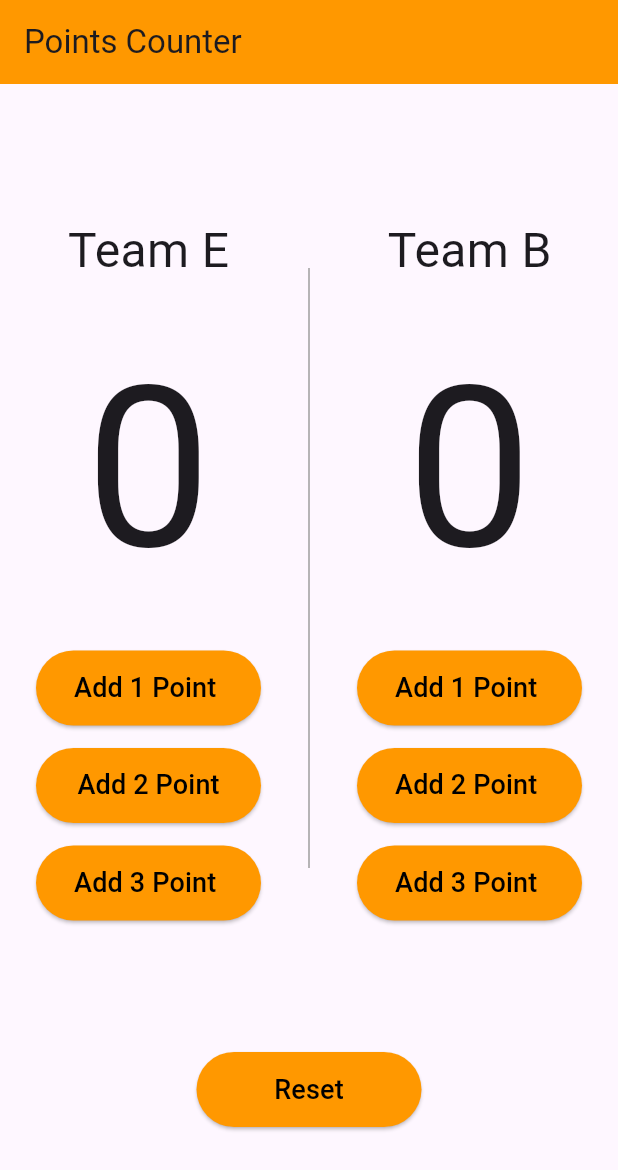
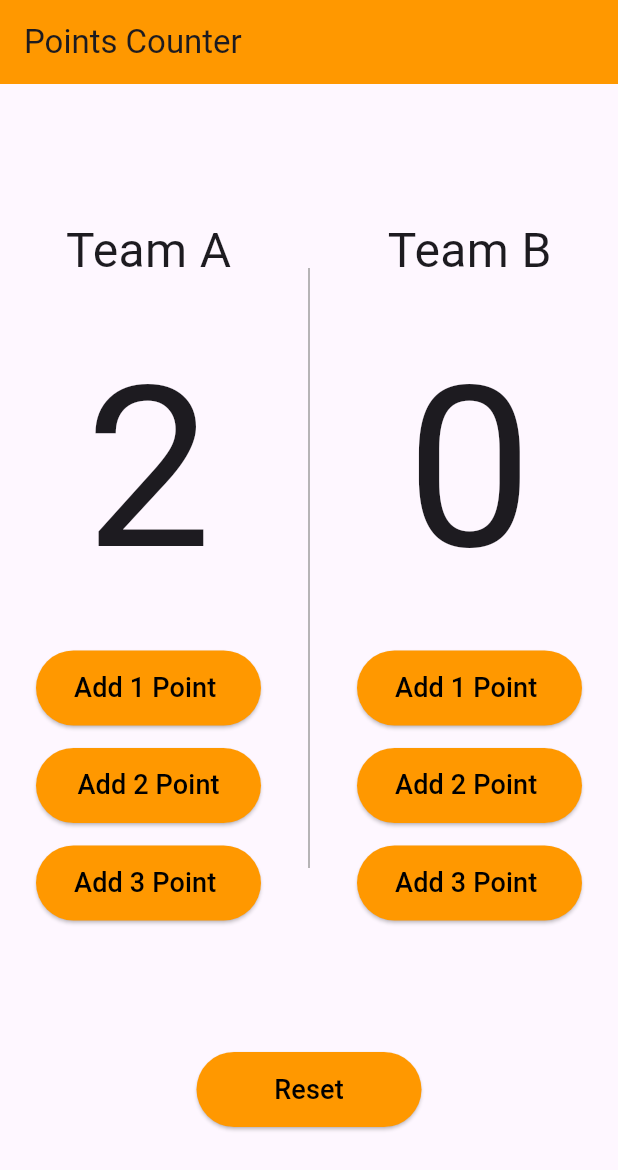
Before and after one commit to aya-hamoudeh1/basketball_counter_app, a Flutter app: the screen it shows after launch, after a tap on "Add 2 Point", on a phone screen of 412 x 824 dp. Shown: the top 1170 px of the screen. Run offline on Flutter 3.47's test engine with Material 3 defaults, Android fonts, the phone set to English and light mode, and no system bars; our stand-ins replace flutter_bloc.

Commit message:
initial commit

```diff
--- a/lib/main.dart
+++ b/lib/main.dart
@@ -1,4 +1,5 @@
 import 'package:basketball_counter_app/cubit/counter_cubit.dart';
+import 'package:basketball_counter_app/cubit/counter_state.dart';
 import 'package:flutter/material.dart';
 import 'package:flutter_bloc/flutter_bloc.dart';
 
@@ -6,9 +7,8 @@ void main() {
   runApp(const PointsCounter());
 }
 
-class PointsCounter extends StatelessWidget{
+class PointsCounter extends StatelessWidget {
   const PointsCounter({super.key});
-
 
   @override
   Widget build(BuildContext context) {
@@ -16,7 +16,7 @@ class PointsCounter extends StatelessWidget{
       create: (context) => CounterCubit(),
       child: const MaterialApp(
         debugShowCheckedModeBanner: false,
-        home:HomePage(),
+        home: HomePage(),
       ),
     );
   }
@@ -27,7 +27,9 @@ class HomePage extends StatelessWidget {
 
   @override
   Widget build(BuildContext context) {
-    return  Scaffold(
+    return BlocConsumer<CounterCubit, CounterState>(
+      builder: (context, state) {
+        return Scaffold(
           appBar: AppBar(
             backgroundColor: Colors.orange,
             title: const Text('Points Counter'),
@@ -38,19 +40,19 @@ class HomePage extends StatelessWidget {
               Row(
                 mainAxisAlignment: MainAxisAlignment.spaceEvenly,
                 children: [
-              Container(
+                  SizedBox(
                     height: 500,
                     child: Column(
                       mainAxisAlignment: MainAxisAlignment.spaceEvenly,
                       children: [
                         const Text(
-                      'Team E',
+                          'Team A',
                           style: TextStyle(
                             fontSize: 32,
                           ),
                         ),
                         Text(
-                      '0',
+                          "${BlocProvider.of<CounterCubit>(context).teamAPoint}",
                           style: const TextStyle(
                             fontSize: 150,
                           ),
@@ -58,10 +60,12 @@ class HomePage extends StatelessWidget {
                         ElevatedButton(
                           style: ElevatedButton.styleFrom(
                             padding: const EdgeInsets.all(8),
-                        primary: Colors.orange,
+                            backgroundColor: Colors.orange,
                             minimumSize: const Size(150, 50),
                           ),
                           onPressed: () {
+                            BlocProvider.of<CounterCubit>(context)
+                                .teamIncrement(team: "A", buttonNumber: 1);
                           },
                           child: const Text(
                             'Add 1 Point ',
@@ -73,11 +77,12 @@ class HomePage extends StatelessWidget {
                         ),
                         ElevatedButton(
                           style: ElevatedButton.styleFrom(
-                        primary: Colors.orange,
+                            backgroundColor: Colors.orange,
                             minimumSize: const Size(150, 50),
                           ),
                           onPressed: () {
-
+                            BlocProvider.of<CounterCubit>(context)
+                                .teamIncrement(team: "A", buttonNumber: 2);
                           },
                           child: const Text(
                             'Add 2 Point',
@@ -89,11 +94,12 @@ class HomePage extends StatelessWidget {
                         ),
                         ElevatedButton(
                           style: ElevatedButton.styleFrom(
-                        primary: Colors.orange,
+                            backgroundColor: Colors.orange,
                             minimumSize: const Size(150, 50),
                           ),
                           onPressed: () {
-
+                            BlocProvider.of<CounterCubit>(context)
+                                .teamIncrement(team: "A", buttonNumber: 3);
                           },
                           child: const Text(
                             'Add 3 Point ',
@@ -106,16 +112,16 @@ class HomePage extends StatelessWidget {
                       ],
                     ),
                   ),
-              Container(
+                  const SizedBox(
                     height: 500,
-                child: const VerticalDivider(
+                    child: VerticalDivider(
                       indent: 50,
                       endIndent: 50,
                       color: Colors.grey,
                       thickness: 1,
                     ),
                   ),
-              Container(
+                  SizedBox(
                     height: 500,
                     child: Column(
                       mainAxisAlignment: MainAxisAlignment.spaceEvenly,
@@ -127,7 +133,7 @@ class HomePage extends StatelessWidget {
                           ),
                         ),
                         Text(
-                      '0',
+                          '${BlocProvider.of<CounterCubit>(context).teamBPoint}',
                           style: const TextStyle(
                             fontSize: 150,
                           ),
@@ -135,11 +141,12 @@ class HomePage extends StatelessWidget {
                         ElevatedButton(
                           style: ElevatedButton.styleFrom(
                             padding: const EdgeInsets.all(8),
-                        primary: Colors.orange,
+                            backgroundColor: Colors.orange,
                             minimumSize: const Size(150, 50),
                           ),
                           onPressed: () {
-
+                            BlocProvider.of<CounterCubit>(context)
+                                .teamIncrement(team: "B", buttonNumber: 1);
                           },
                           child: const Text(
                             'Add 1 Point ',
@@ -151,11 +158,12 @@ class HomePage extends StatelessWidget {
                         ),
                         ElevatedButton(
                           style: ElevatedButton.styleFrom(
-                        primary: Colors.orange,
+                            backgroundColor: Colors.orange,
                             minimumSize: const Size(150, 50),
                           ),
                           onPressed: () {
-
+                            BlocProvider.of<CounterCubit>(context)
+                                .teamIncrement(team: "B", buttonNumber: 2);
                           },
                           child: const Text(
                             'Add 2 Point ',
@@ -167,10 +175,12 @@ class HomePage extends StatelessWidget {
                         ),
                         ElevatedButton(
                           style: ElevatedButton.styleFrom(
-                        primary: Colors.orange,
+                            backgroundColor: Colors.orange,
                             minimumSize: const Size(150, 50),
                           ),
                           onPressed: () {
+                            BlocProvider.of<CounterCubit>(context)
+                                .teamIncrement(team: "B", buttonNumber: 3);
                           },
                           child: const Text(
                             'Add 3 Point ',
@@ -188,11 +198,12 @@ class HomePage extends StatelessWidget {
               ElevatedButton(
                 style: ElevatedButton.styleFrom(
                   padding: const EdgeInsets.all(8),
-              primary: Colors.orange,
+                  backgroundColor: Colors.orange,
                   minimumSize: const Size(150, 50),
                 ),
                 onPressed: () {
-
+                  BlocProvider.of<CounterCubit>(context).teamAPoint=0;
+                  BlocProvider.of<CounterCubit>(context).teamBPoint=0;
                 },
                 child: const Text(
                   'Reset',
@@ -205,5 +216,8 @@ class HomePage extends StatelessWidget {
             ],
           ),
         );
+      },
+      listener: (context, state) {},
+    );
   }
 }
```
Lines whose indentation alone changed are shown as unchanged.
